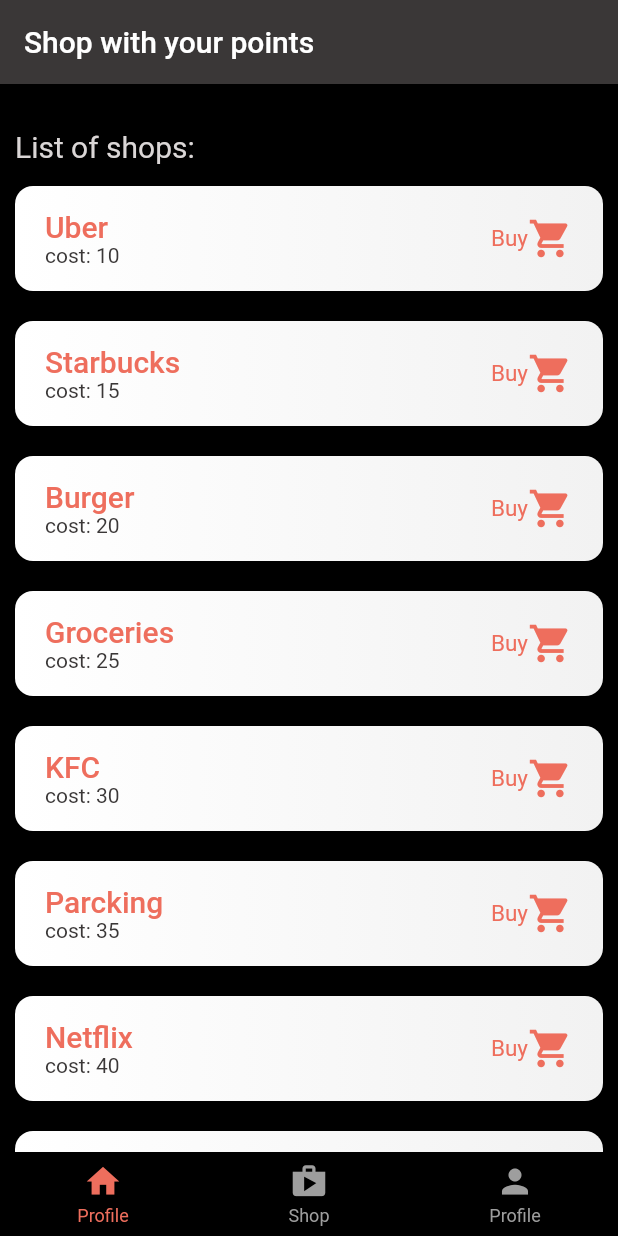
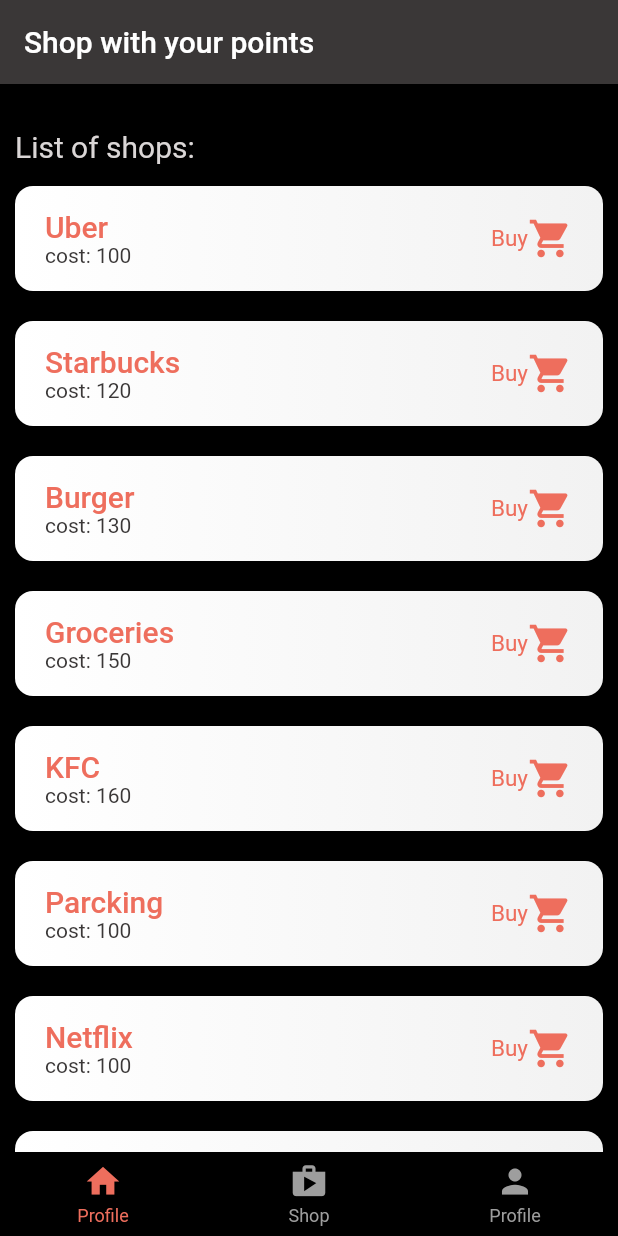
Before and after one commit to ahmadjz/flutter-steps-tracker, a Flutter app: the screen it shows once a user with an empty profile is signed in, on a phone screen of 412 x 824 dp. Run offline on Flutter 3.47's test engine with Material 2 defaults, Android fonts, the phone set to English and light mode, and no system bars; drawn by our look-alikes of persistent_bottom_nav_bar; our stand-ins replace cloud_firestore, firebase_auth, firebase_core, loading_indicator, permission_handler; accounts and stored records are empty.

Commit message:
update costs

```diff
--- a/lib/app/home/shop/utils/shops_dummy_data.dart
+++ b/lib/app/home/shop/utils/shops_dummy_data.dart
@@ -1,13 +1,13 @@
 import 'package:flutter_steps_tracker/app/home/shop/models/shop.dart';
 
 final List<Shop> shops = [
-  Shop(id: "1", name: "Uber", cost: 10),
-  Shop(id: "2", name: "Starbucks", cost: 15),
-  Shop(id: "3", name: "Burger", cost: 20),
-  Shop(id: "4", name: "Groceries", cost: 25),
-  Shop(id: "5", name: "KFC", cost: 30),
-  Shop(id: "6", name: "Parcking", cost: 35),
-  Shop(id: "7", name: "Netflix", cost: 40),
-  Shop(id: "8", name: "Amazon", cost: 40),
-  Shop(id: "9", name: "Cinema", cost: 40),
+  Shop(id: "1", name: "Uber", cost: 100),
+  Shop(id: "2", name: "Starbucks", cost: 120),
+  Shop(id: "3", name: "Burger", cost: 130),
+  Shop(id: "4", name: "Groceries", cost: 150),
+  Shop(id: "5", name: "KFC", cost: 160),
+  Shop(id: "6", name: "Parcking", cost: 100),
+  Shop(id: "7", name: "Netflix", cost: 100),
+  Shop(id: "8", name: "Amazon", cost: 100),
+  Shop(id: "9", name: "Cinema", cost: 100),
 ];
```
